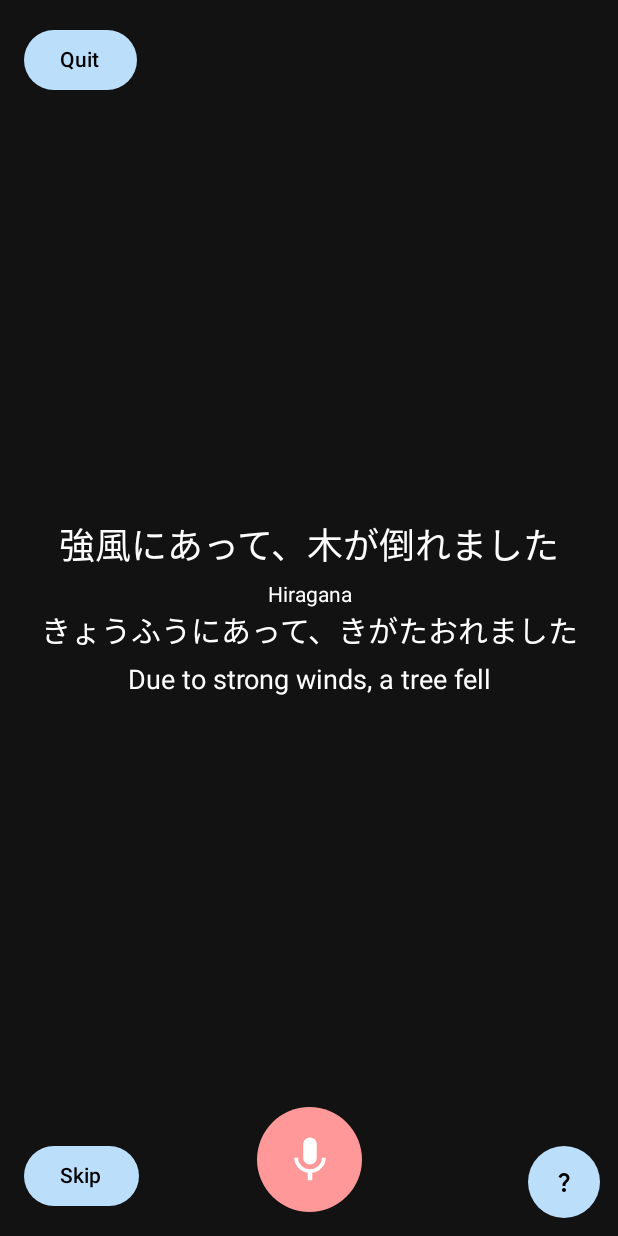
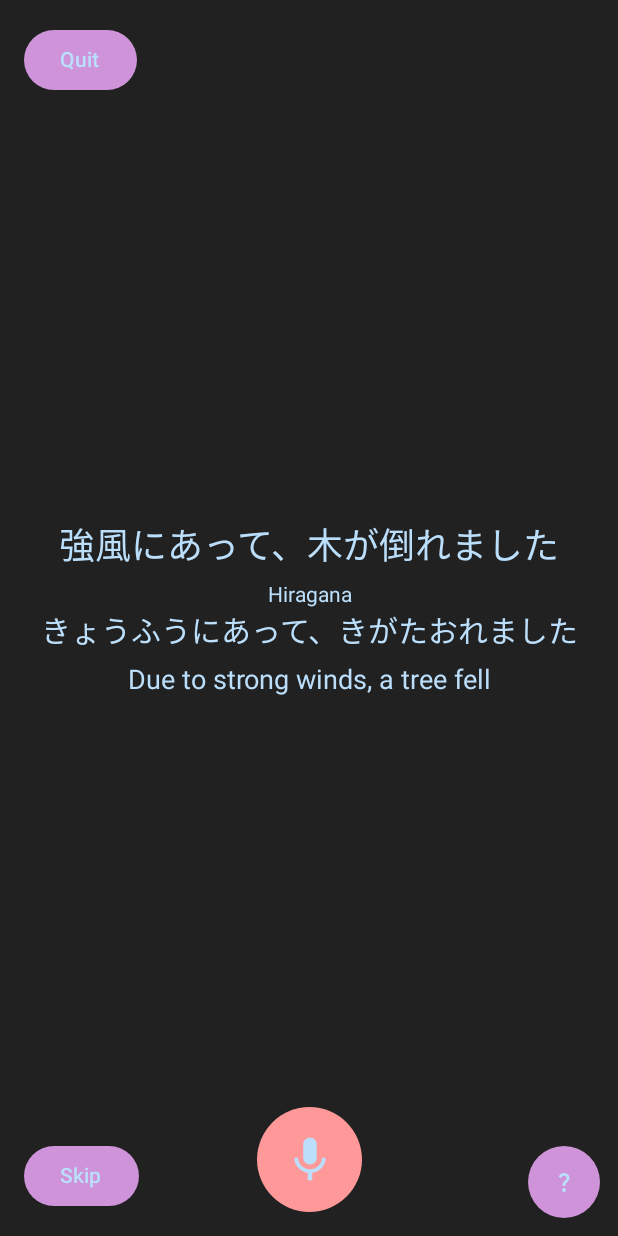
Before and after one commit to robpineda/koekoi, an Android app built with Jetpack Compose: the GameActivity screen opened directly, with no data from a screen before it, after a tap on "Show Help", on a phone screen of 412 x 824 dp. Run offline under Robolectric (Android 15) with nearby library versions, the phone set to English and light mode, and no system bars; libraries missing offline, so code that uses them is left out: com.atilika.kuromoji; 1 other tap on this screen came first.

Commit message:
Changed dark theme colors

```diff
--- a/app/src/main/java/com/robertopineda/koekoi/GameActivity.kt
+++ b/app/src/main/java/com/robertopineda/koekoi/GameActivity.kt
@@ -24,7 +24,6 @@ import androidx.compose.material3.*
 import androidx.compose.runtime.*
 import androidx.compose.ui.Alignment
 import androidx.compose.ui.Modifier
-import androidx.compose.ui.draw.scale
 import androidx.compose.ui.graphics.Color
 import androidx.compose.ui.platform.LocalContext
 import androidx.compose.ui.text.style.TextAlign
@@ -50,7 +49,7 @@ class GameActivity : ComponentActivity() {
     private lateinit var speechRecognizer: SpeechRecognizer
     private lateinit var mediaPlayer: MediaPlayer
     private var currentOnResult: ((String) -> Unit)? = null
-    private var currentOnSpeechEnded: (() -> Unit)? = null // New callback for onEndOfSpeech
+    private var currentOnSpeechEnded: (() -> Unit)? = null
     private lateinit var selectedLanguage: String
     private lateinit var selectedDifficulty: String
 
@@ -96,7 +95,7 @@ class GameActivity : ComponentActivity() {
 
         override fun onEndOfSpeech() {
             Log.d("GameActivity", "Speech ended")
-            currentOnSpeechEnded?.invoke() // Notify GameScreen without altering spokenText
+            currentOnSpeechEnded?.invoke()
         }
 
         override fun onRmsChanged(rmsdB: Float) {}
@@ -163,7 +162,7 @@ class GameActivity : ComponentActivity() {
     private suspend fun startListening(
         currentIndex: Int,
         onResult: (String) -> Unit,
-        onSpeechEnded: () -> Unit // New parameter
+        onSpeechEnded: () -> Unit
     ) {
         if (ContextCompat.checkSelfPermission(this, Manifest.permission.RECORD_AUDIO) != PackageManager.PERMISSION_GRANTED) {
             onResult("Permission denied")
@@ -176,7 +175,7 @@ class GameActivity : ComponentActivity() {
         delay(50)
 
         currentOnResult = onResult
-        currentOnSpeechEnded = onSpeechEnded // Set the callback
+        currentOnSpeechEnded = onSpeechEnded
 
         val intent = Intent(RecognizerIntent.ACTION_RECOGNIZE_SPEECH).apply {
             putExtra(RecognizerIntent.EXTRA_LANGUAGE_MODEL, RecognizerIntent.LANGUAGE_MODEL_FREE_FORM)
@@ -212,26 +211,26 @@ class GameActivity : ComponentActivity() {
                 "JLPT N3" -> "phrases_jp_jlpt_n3.txt"
                 "JLPT N4" -> "phrases_jp_jlpt_n4.txt"
                 "JLPT N5" -> "phrases_jp_jlpt_n5.txt"
-                else -> "phrases_jp_jlpt_n1.txt" // Fallback
+                else -> "phrases_jp_jlpt_n1.txt"
             }
             "Korean" -> when (selectedDifficulty) {
                 "TOPIK I" -> "phrases_kr_topik_1.txt"
                 "TOPIK II" -> "phrases_kr_topik_2.txt"
-                else -> "phrases_kr_topik_2.txt" // Fallback
+                else -> "phrases_kr_topik_2.txt"
             }
             "Vietnamese" -> when (selectedDifficulty) {
                 "Beginner" -> "phrases_vi_beginner.txt"
                 "Intermediate" -> "phrases_vi_intermediate.txt"
                 "Advanced" -> "phrases_vi_advanced.txt"
-                else -> "phrases_vi_beginner.txt" // Fallback
+                else -> "phrases_vi_beginner.txt"
             }
             "Spanish" -> when (selectedDifficulty) {
                 "Beginner" -> "phrases_es_beginner.txt"
                 "Intermediate" -> "phrases_es_intermediate.txt"
                 "Advanced" -> "phrases_es_advanced.txt"
-                else -> "phrases_es_beginner.txt" // Fallback
+                else -> "phrases_es_beginner.txt"
             }
-            else -> "phrases_jp_jlpt_n1.txt" // Overall fallback
+            else -> "phrases_jp_jlpt_n1.txt"
         }
         try {
             assets.open(fileName).bufferedReader().use { reader ->
@@ -288,7 +287,7 @@ class GameActivity : ComponentActivity() {
 fun GameScreen(
     phrases: List<GameActivity.Phrase>,
     selectedLanguage: String,
-    onStartListening: suspend (Int, (String) -> Unit, () -> Unit) -> Unit, // Updated signature
+    onStartListening: suspend (Int, (String) -> Unit, () -> Unit) -> Unit,
     onQuit: () -> Unit,
     onDestroyRecognizer: () -> Unit
 ) {
@@ -303,9 +302,9 @@ fun GameScreen(
 
     val backgroundColor by animateColorAsState(
         targetValue = when (isCorrect) {
-            true -> Color(0xFF4CAF50)
-            false -> Color(0xFFE57373)
-            null -> Color(0xFF121212)
+            true -> Color(0xFF4CAF50) // Green for correct
+            false -> Color(0xFFE57373) // Red for incorrect
+            null -> Color(0xFF212121) // Dark gray default
         },
         animationSpec = tween(durationMillis = 300)
     )
@@ -384,9 +383,12 @@ fun GameScreen(
             modifier = Modifier
                 .align(Alignment.TopStart)
                 .padding(16.dp),
-            colors = ButtonDefaults.buttonColors(containerColor = Color(0xFFBBDEFB))
+            colors = ButtonDefaults.buttonColors(
+                containerColor = Color(0xFFCE93D8), // Pastel purple
+                contentColor = Color(0xFFBBDEFB) // Pastel blue text
+            )
         ) {
-            Text("Quit", color = Color.Black)
+            Text("Quit")
         }
 
         Column(
@@ -400,7 +402,7 @@ fun GameScreen(
                 text = phrases[currentIndex].spoken,
                 fontSize = 24.sp,
                 textAlign = TextAlign.Center,
-                color = Color.White
+                color = Color(0xFFBBDEFB) // Pastel blue
             )
             Spacer(modifier = Modifier.height(8.dp))
 
@@ -410,23 +412,31 @@ fun GameScreen(
                 exit = fadeOut()
             ) {
                 Column(horizontalAlignment = Alignment.CenterHorizontally) {
-                    Text("Hiragana", fontSize = 14.sp, color = Color.White)
+                    Text(
+                        text = "Hiragana",
+                        fontSize = 14.sp,
+                        color = Color(0xFFBBDEFB) // Pastel blue
+                    )
                     Text(
                         text = phrases[currentIndex].reading,
                         fontSize = 20.sp,
                         textAlign = TextAlign.Center,
-                        color = Color.White
+                        color = Color(0xFFBBDEFB) // Pastel blue
                     )
                 }
             }
             if (showHelp && selectedLanguage == "Japanese") Spacer(modifier = Modifier.height(8.dp))
 
-            AnimatedVisibility(visible = showHelp, enter = fadeIn(), exit = fadeOut()) {
+            AnimatedVisibility(
+                visible = showHelp,
+                enter = fadeIn(),
+                exit = fadeOut()
+            ) {
                 Text(
                     text = phrases[currentIndex].english,
                     fontSize = 18.sp,
                     textAlign = TextAlign.Center,
-                    color = Color.White
+                    color = Color(0xFFBBDEFB) // Pastel blue
                 )
             }
             if (showHelp) Spacer(modifier = Modifier.height(16.dp))
@@ -442,7 +452,7 @@ fun GameScreen(
                 isCorrect?.let {
                     Text(
                         text = if (it) "Correct!" else "Incorrect!",
-                        color = Color.White,
+                        color = Color(0xFFBBDEFB), // Pastel blue
                         fontSize = 30.sp,
                         textAlign = TextAlign.Center
                     )
@@ -454,7 +464,7 @@ fun GameScreen(
             text = spokenText,
             fontSize = 18.sp,
             textAlign = TextAlign.Center,
-            color = Color.White,
+            color = Color(0xFFBBDEFB), // Pastel blue
             modifier = Modifier
                 .align(Alignment.BottomCenter)
                 .padding(bottom = 150.dp)
@@ -471,14 +481,13 @@ fun GameScreen(
                 showHelp = false
                 speechEnded = false
                 lastPartialText = ""
-                isRecording = true // Turn mic light red
+                isRecording = true
                 mediaPlayer.start()
                 coroutineScope.launch {
                     onStartListening(currentIndex, { result ->
                         spokenText = result
                     }, {
-                        // Callback for onEndOfSpeech
-                        isRecording = false // Turn mic back to light blue
+                        isRecording = false
                         Log.d("GameScreen", "Speech ended callback triggered")
                     })
                 }
@@ -495,7 +504,7 @@ fun GameScreen(
             Icon(
                 imageVector = Icons.Filled.Mic,
                 contentDescription = "Speak",
-                tint = Color.White,
+                tint = Color(0xFFBBDEFB), // Pastel blue
                 modifier = Modifier.size(36.dp)
             )
         }
@@ -506,12 +515,12 @@ fun GameScreen(
                 .align(Alignment.BottomEnd)
                 .padding(16.dp)
                 .size(40.dp)
-                .background(Color(0xFFBBDEFB), shape = CircleShape)
+                .background(Color(0xFFCE93D8), shape = CircleShape) // Pastel purple
         ) {
             Icon(
                 imageVector = Icons.Default.QuestionMark,
                 contentDescription = "Show Help",
-                tint = Color.Black,
+                tint = Color(0xFFBBDEFB), // Pastel blue
                 modifier = Modifier.size(16.dp)
             )
         }
@@ -531,11 +540,13 @@ fun GameScreen(
             modifier = Modifier
                 .align(Alignment.BottomStart)
                 .padding(16.dp),
-            colors = ButtonDefaults.buttonColors(containerColor = Color(0xFFBBDEFB))
+            colors = ButtonDefaults.buttonColors(
+                containerColor = Color(0xFFCE93D8), // Pastel purple
+                contentColor = Color(0xFFBBDEFB) // Pastel blue text
+            )
         ) {
             Text(
-                text = if (isCorrect == true && showResult) "Next" else "Skip",
-                color = Color.Black
+                text = if (isCorrect == true && showResult) "Next" else "Skip"
             )
         }
     }
```
Also changed, not shown: app/src/main/java/com/robertopineda/koekoi/MainActivity.kt (+45 -13 lines).
